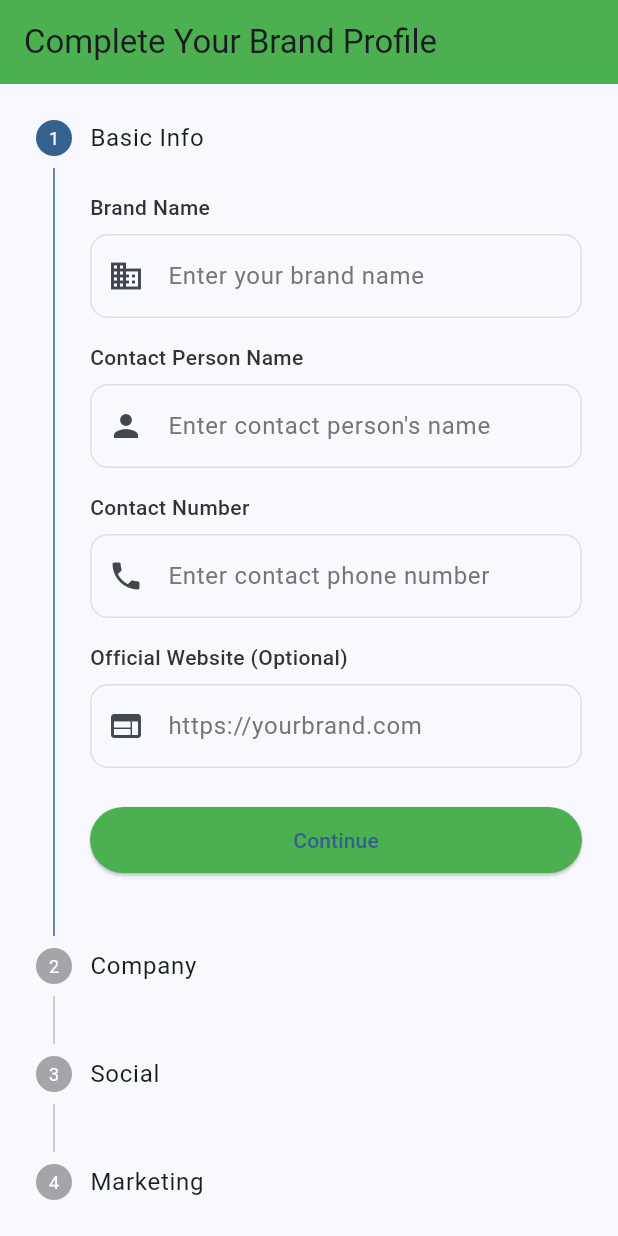
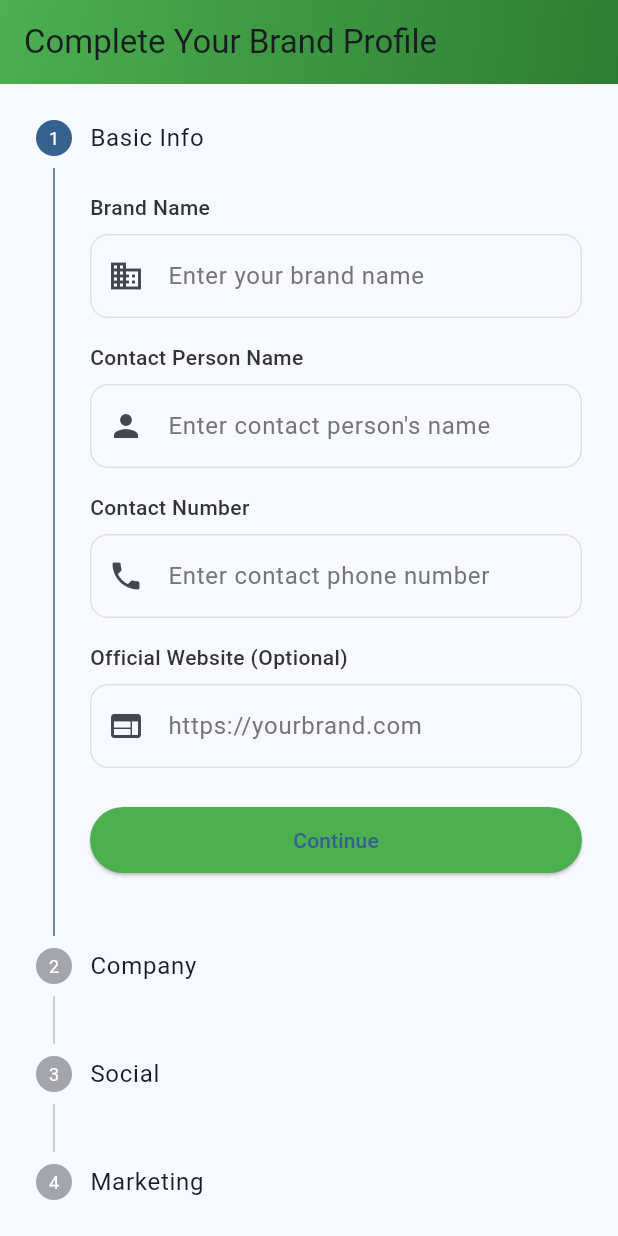
Before and after one commit to narendra42151/CreatorCrew, a Flutter app: the BrandInfoForm screen opened directly, on a phone screen of 412 x 824 dp. Run offline on Flutter 3.47's test engine with Material 3 defaults, Android fonts, the phone set to English and light mode, and no system bars; our stand-ins replace cloud_firestore, firebase_auth, firebase_core, google_sign_in, image_picker; accounts and stored records are empty.

Commit message:
feat: Add BHomeScreen and update navigation in Binfo and infoScreen

```diff
--- a/lib/Influencers/Authentication/Screens/Binfo.dart
+++ b/lib/Influencers/Authentication/Screens/Binfo.dart
@@ -1,6 +1,7 @@
 import 'dart:io';
 
 import 'package:creatorcrew/Influencers/Authentication/Models/BrandModel.dart';
+import 'package:creatorcrew/Influencers/Authentication/Screens/infoScreen.dart';
 import 'package:creatorcrew/Influencers/Authentication/providers/BrandInfoProvider.dart';
 import 'package:flutter/material.dart';
 import 'package:image_picker/image_picker.dart';
@@ -212,7 +213,10 @@ class _BrandInfoFormState extends State<BrandInfoForm> {
         );
 
         // Navigate to dashboard
-        Navigator.pushReplacementNamed(context, '/dashboard');
+        Navigator.pushReplacement(
+          context,
+          MaterialPageRoute(builder: (context) => Info()),
+        );
       } else {
         ScaffoldMessenger.of(context).showSnackBar(
           SnackBar(
@@ -230,7 +234,18 @@ class _BrandInfoFormState extends State<BrandInfoForm> {
     return Scaffold(
       appBar: AppBar(
         title: Text('Complete Your Brand Profile'),
-        backgroundColor: VaultSyncColors.buttonGreen,
+        flexibleSpace: Container(
+          decoration: BoxDecoration(
+            gradient: LinearGradient(
+              begin: Alignment.topLeft,
+              end: Alignment.bottomRight,
+              colors: [
+                Color(0xFF4CAF50), // A vibrant green
+                Color(0xFF2E7D32), // Deeper green for depth
+              ],
+            ),
+          ),
+        ),
       ),
       body:
           brandInfoProvider.isLoading
```
Also changed, not shown: lib/Influencers/Authentication/Screens/BHomeScreen.dart (added, +15 -0 lines), lib/Influencers/Authentication/Screens/infoScreen.dart (+22 -13 lines).
